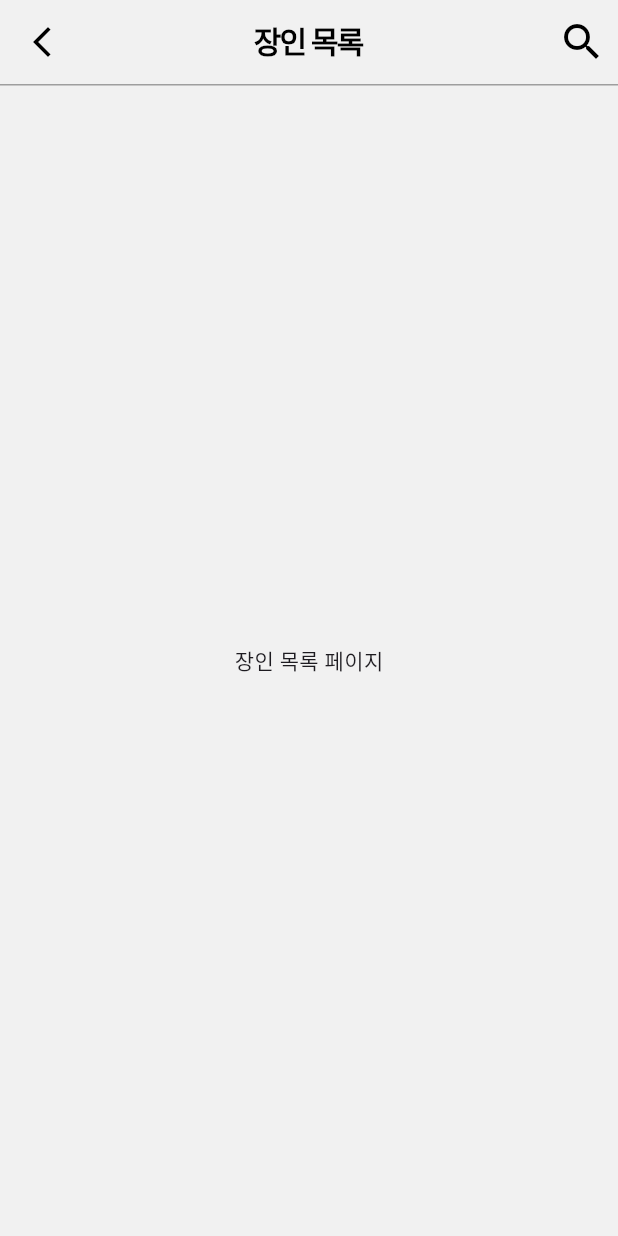
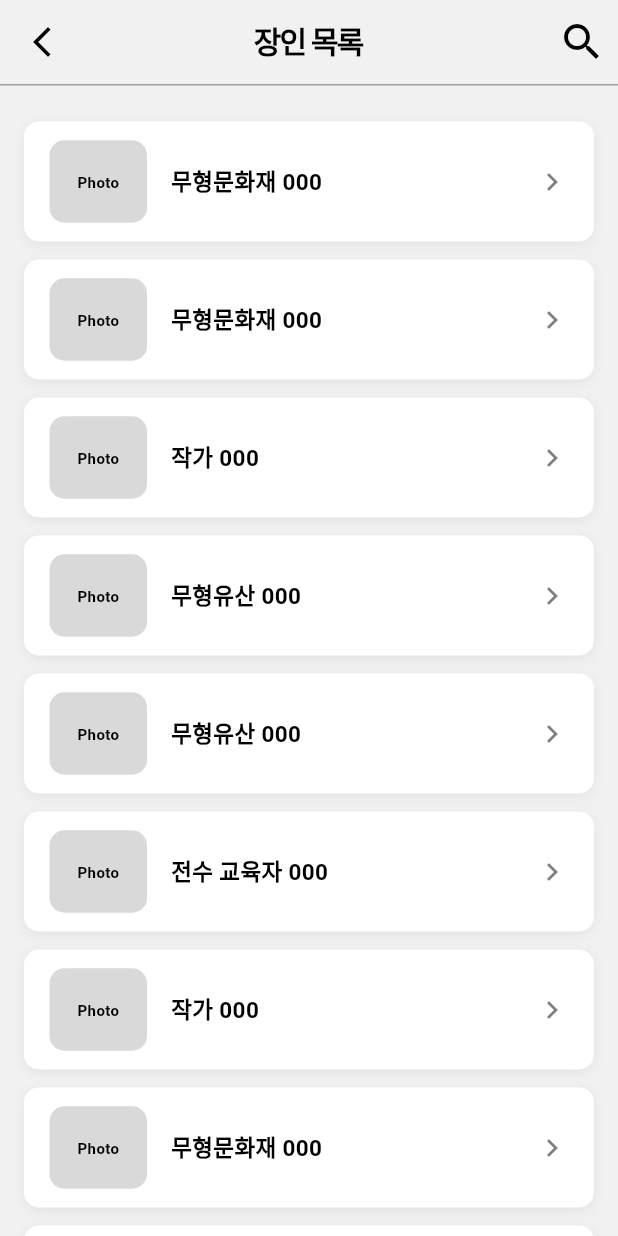
Before and after one commit to K-Hackathon-01z/eum-front, a Flutter app: the CreatorListScreen screen opened by its route, on a phone screen of 412 x 824 dp. Run offline on Flutter 3.47's test engine with Material 3 defaults, Android fonts, the phone set to English and light mode, and no system bars; our stand-ins replace flutter_svg.

Commit message:
feat: "장인/작가 목록 초기 구현"

```diff
--- a/lib/screens/user/creator_list_screen.dart
+++ b/lib/screens/user/creator_list_screen.dart
@@ -1,4 +1,5 @@
 import 'package:flutter/material.dart';
+import '../../widgets/user/creator_list.dart';
 
 class CreatorListScreen extends StatelessWidget {
   const CreatorListScreen({super.key});
@@ -65,7 +66,26 @@ class CreatorListScreen extends StatelessWidget {
           child: Container(color: Colors.grey[500], height: 1.0),
         ),
       ),
-      body: const Center(child: Text('장인 목록 페이지')),
+      body: ListView(
+        padding: const EdgeInsets.symmetric(horizontal: 16, vertical: 18),
+        children: [
+          CreatorList(title: '무형문화재 000', photoLabel: 'Photo'),
+          CreatorList(title: '무형문화재 000', photoLabel: 'Photo'),
+          CreatorList(title: '작가 000', photoLabel: 'Photo'),
+          CreatorList(title: '무형유산 000', photoLabel: 'Photo'),
+          CreatorList(title: '무형유산 000', photoLabel: 'Photo'),
+          CreatorList(title: '전수 교육자 000', photoLabel: 'Photo'),
+          CreatorList(title: '작가 000', photoLabel: 'Photo'),
+          // 7개 반복 × 3세트
+          CreatorList(title: '무형문화재 000', photoLabel: 'Photo'),
+          CreatorList(title: '무형문화재 000', photoLabel: 'Photo'),
+          CreatorList(title: '작가 000', photoLabel: 'Photo'),
+          CreatorList(title: '무형유산 000', photoLabel: 'Photo'),
+          CreatorList(title: '무형유산 000', photoLabel: 'Photo'),
+          CreatorList(title: '전수 교육자 000', photoLabel: 'Photo'),
+          CreatorList(title: '작가 000', photoLabel: 'Photo'),
+        ],
+      ),
     );
   }
 }
--- /dev/null
+++ b/lib/widgets/user/creator_list.dart
@@ -0,0 +1,58 @@
+import 'package:flutter/material.dart';
+
+class CreatorList extends StatelessWidget {
+  final String title;
+  final String photoLabel;
+  final VoidCallback? onTap;
+
+  const CreatorList({super.key, this.title = '이름', this.photoLabel = 'Photo', this.onTap});
+
+  @override
+  Widget build(BuildContext context) {
+    return GestureDetector(
+      onTap: onTap,
+      child: Container(
+        height: 80,
+        width: double.infinity,
+        margin: const EdgeInsets.symmetric(vertical: 6),
+        decoration: BoxDecoration(
+          color: Colors.white,
+          borderRadius: BorderRadius.circular(10),
+          boxShadow: [BoxShadow(color: Colors.black.withOpacity(0.06), blurRadius: 6, offset: const Offset(0, 2))],
+        ),
+        child: Row(
+          children: [
+            // 왼쪽 회색 아이콘 영역
+            Container(
+              width: 65,
+              height: 55,
+              margin: const EdgeInsets.only(left: 17, right: 16),
+              decoration: BoxDecoration(color: const Color(0xFFD9D9D9), borderRadius: BorderRadius.circular(10)),
+              child: Center(
+                child: Text(
+                  photoLabel,
+                  style: const TextStyle(fontSize: 10, fontWeight: FontWeight.bold, color: Colors.black),
+                ),
+              ),
+            ),
+            // 가운데 텍스트 영역
+            Expanded(
+              child: Align(
+                alignment: Alignment.centerLeft,
+                child: Text(
+                  title,
+                  style: const TextStyle(fontSize: 15, fontWeight: FontWeight.bold, color: Colors.black),
+                ),
+              ),
+            ),
+            // 오른쪽 확장 아이콘
+            Padding(
+              padding: const EdgeInsets.only(right: 16),
+              child: Icon(Icons.chevron_right, size: 24, color: Colors.black.withOpacity(0.5)),
+            ),
+          ],
+        ),
+      ),
+    );
+  }
+}
```
